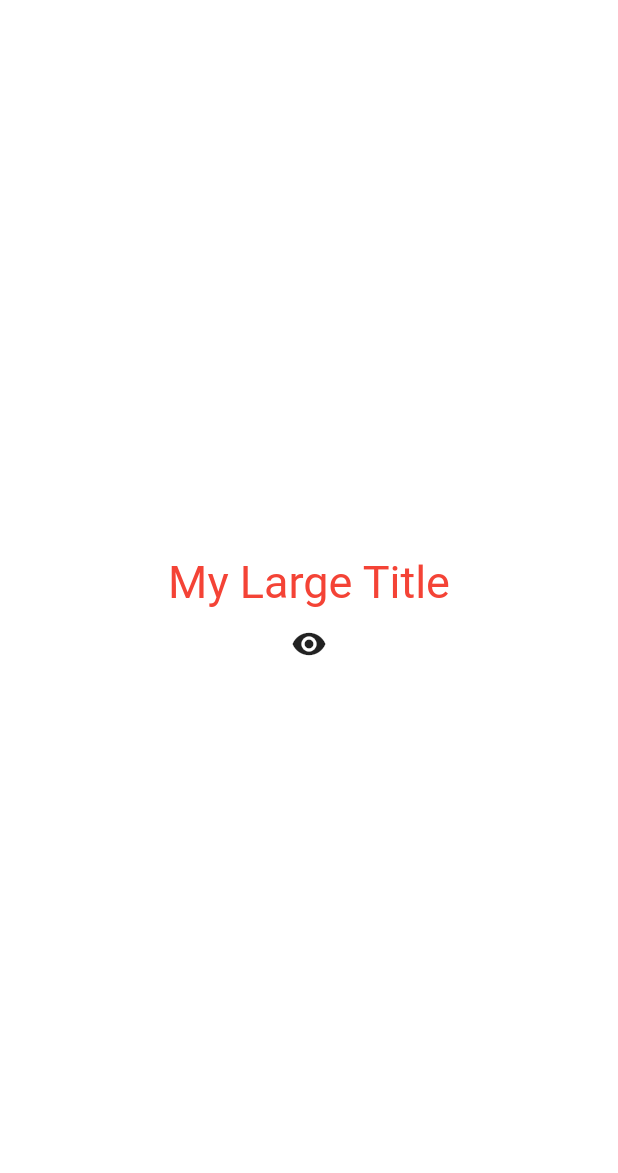
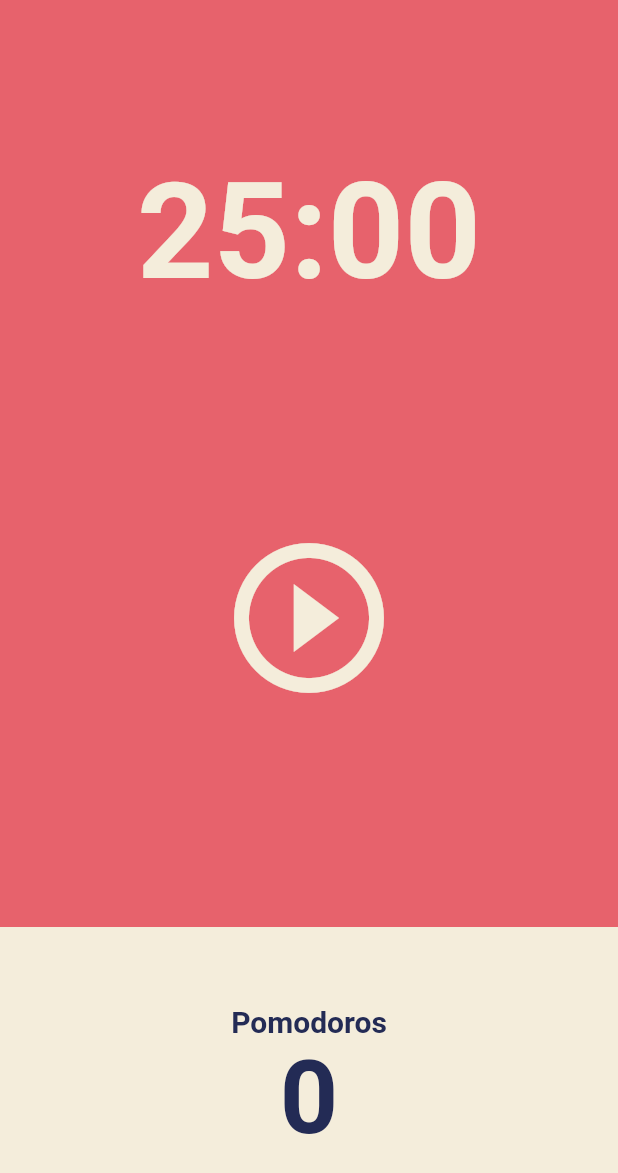
Before and after one commit to Cherrue/Lectures, a Flutter app: the screen it shows after launch, on a phone screen of 412 x 824 dp. Shown: the top 1173 px of the screen. Run offline on Flutter 3.47's test engine with Material 2 defaults, Android fonts, the phone set to English and light mode, and no system bars.

Commit message:
flutter-for-beginnes-8 Pomodoro UI - flexible expanded

```diff
--- a/flutter/toonflix/lib/main.dart
+++ b/flutter/toonflix/lib/main.dart
@@ -1,84 +1,29 @@
 import 'package:flutter/material.dart';
+import 'package:toonflix/screens/home_screen.dart';
 
 void main() {
   runApp(const App()); // App : root widget
 }
 
-class App extends StatefulWidget {
+class App extends StatelessWidget {
   const App({super.key});
-
-  @override
-  State<App> createState() => _AppState();
-}
-
-class _AppState extends State<App> {
-  bool showTitle = true;
-
-  void toggleTitle() {
-    setState(() {
-      showTitle = !showTitle;
-    });
-  }
 
   @override
   Widget build(BuildContext context) {
     return MaterialApp(
       theme: ThemeData(
+        scaffoldBackgroundColor: const Color(0XFFE7626C),
         textTheme: const TextTheme(
-          titleLarge: TextStyle(
-            color: Colors.red,
+          headlineLarge: TextStyle(
+            color: Color(0xFF232B55),
           ),
         ),
+        cardColor: const Color(0xFFF4EDDB),
       ),
-      home: Scaffold(
+      home: const Scaffold(
         backgroundColor: Colors.white,
-        body: Center(
-          child: Column(
-            mainAxisAlignment: MainAxisAlignment.center,
-            children: [
-              showTitle ? const MyLargeTitle() : const Text('nothing'),
-              IconButton(
-                  onPressed: toggleTitle,
-                  icon: const Icon(Icons.remove_red_eye))
-            ],
-          ),
-        ),
+        body: HomeScreen(),
       ),
     );
   }
 }
-
-class MyLargeTitle extends StatefulWidget {
-  const MyLargeTitle({
-    super.key,
-  });
-
-  @override
-  State<MyLargeTitle> createState() => _MyLargeTitleState();
-}
-
-class _MyLargeTitleState extends State<MyLargeTitle> {
-  @override
-  void initState() {
-    super.initState();
-    print("initState"); // 1
-  }
-
-  @override
-  void dispose() {
-    super.dispose();
-    print("dispose!"); // 3 when clicked eye button
-  }
-
-  @override
-  Widget build(BuildContext context) {
-    print("build"); // 2
-    return Text(
-      'My Large Title',
-      style: TextStyle(
-        fontSize: 30,
-        color: Theme.of(context).textTheme.titleLarge!.color,
-      ),
-    );
-  }
-}
--- /dev/null
+++ b/flutter/toonflix/lib/screens/home_screen.dart
@@ -0,0 +1,86 @@
+import 'package:flutter/material.dart';
+
+class HomeScreen extends StatefulWidget {
+  const HomeScreen({super.key});
+
+  @override
+  State<HomeScreen> createState() => _HomeScreenState();
+}
+
+class _HomeScreenState extends State<HomeScreen> {
+  @override
+  Widget build(BuildContext context) {
+    return Scaffold(
+      backgroundColor: Theme.of(context).scaffoldBackgroundColor,
+      body: Column(
+        children: [
+          Flexible(
+            flex: 1,
+            child: Container(
+              alignment: Alignment.bottomCenter,
+              child: Text(
+                '25:00',
+                style: TextStyle(
+                  color: Theme.of(context).cardColor,
+                  fontSize: 89,
+                  fontWeight: FontWeight.w600,
+                ),
+              ),
+            ),
+          ),
+          Flexible(
+            flex: 2,
+            child: Center(
+              child: IconButton(
+                  iconSize: 120,
+                  color: Theme.of(context).cardColor,
+                  onPressed: () {},
+                  icon: const Icon(Icons.play_circle_outline)),
+            ),
+          ),
+          Flexible(
+            flex: 1,
+            child: Row(
+              children: [
+                Expanded(
+                  child: Container(
+                    decoration: BoxDecoration(
+                      color: Theme.of(context).cardColor,
+                    ),
+                    child: Column(
+                      mainAxisAlignment: MainAxisAlignment.center,
+                      children: [
+                        Text(
+                          'Pomodoros',
+                          style: TextStyle(
+                            fontSize: 20,
+                            fontWeight: FontWeight.w600,
+                            color: Theme.of(context)
+                                .textTheme
+                                .headlineLarge!
+                                .color,
+                          ),
+                        ),
+                        Text(
+                          '0',
+                          style: TextStyle(
+                            fontSize: 68,
+                            fontWeight: FontWeight.w600,
+                            color: Theme.of(context)
+                                .textTheme
+                                .headlineLarge!
+                                .color,
+                          ),
+                        ),
+                      ],
+                    ),
+                  ),
+                ),
+              ],
+            ),
+          ),
+        ],
+      ),
+    );
+  }
+}
```
